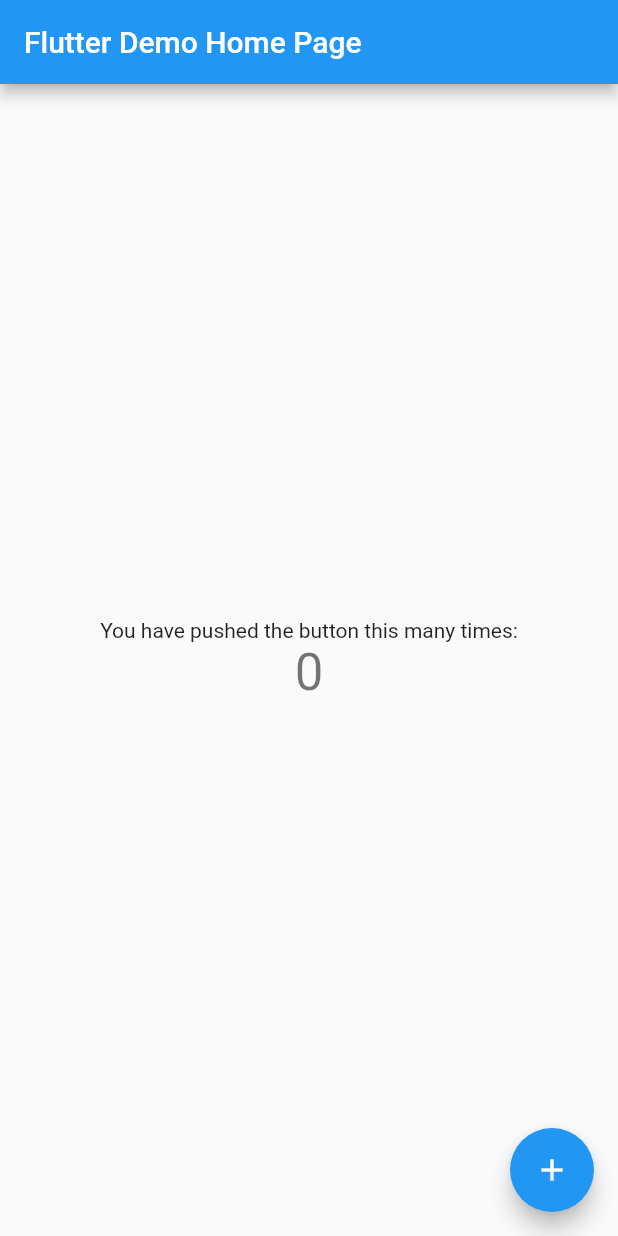
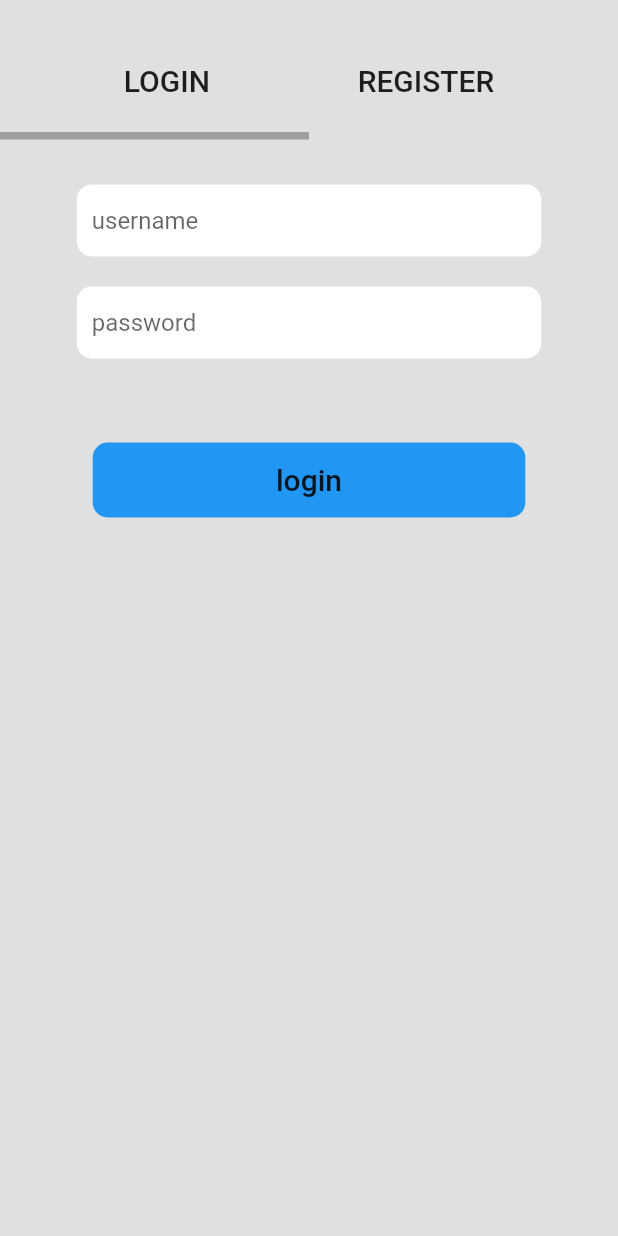
Before and after one commit to muchirajunior/housing, a Flutter app: the screen it shows after launch, on a phone screen of 412 x 824 dp. Run offline on Flutter 3.47's test engine with Material 2 defaults, Android fonts, the phone set to English and light mode, and no system bars.

Commit message:
setup login and register ui complete :gear:

```diff
--- a/lib/main.dart
+++ b/lib/main.dart
@@ -1,113 +1,27 @@
 import 'package:flutter/material.dart';
+import 'package:housing/screens/launcher.dart';
+import 'package:housing/screens/signup.dart';
 
 void main() {
   runApp(MyApp());
 }
 
 class MyApp extends StatelessWidget {
-  // This widget is the root of your application.
+
   @override
   Widget build(BuildContext context) {
     return MaterialApp(
-      title: 'Flutter Demo',
+      title: 'Housing',
       theme: ThemeData(
-        // This is the theme of your application.
-        //
-        // Try running your application with "flutter run". You'll see the
-        // application has a blue toolbar. Then, without quitting the app, try
-        // changing the primarySwatch below to Colors.green and then invoke
-        // "hot reload" (press "r" in the console where you ran "flutter run",
-        // or simply save your changes to "hot reload" in a Flutter IDE).
-        // Notice that the counter didn't reset back to zero; the application
-        // is not restarted.
+
         primarySwatch: Colors.blue,
       ),
-      home: MyHomePage(title: 'Flutter Demo Home Page'),
+
+      routes: {
+        '/':(context)=>Launcher(),
+        '/signup':(context)=>SignUp()
+      },
+
     );
   }
 }
-
-class MyHomePage extends StatefulWidget {
-  MyHomePage({Key? key, required this.title}) : super(key: key);
-
-  // This widget is the home page of your application. It is stateful, meaning
-  // that it has a State object (defined below) that contains fields that affect
-  // how it looks.
-
-  // This class is the configuration for the state. It holds the values (in this
-  // case the title) provided by the parent (in this case the App widget) and
-  // used by the build method of the State. Fields in a Widget subclass are
-  // always marked "final".
-
-  final String title;
-
-  @override
-  _MyHomePageState createState() => _MyHomePageState();
-}
-
-class _MyHomePageState extends State<MyHomePage> {
-  int _counter = 0;
-
-  void _incrementCounter() {
-    setState(() {
-      // This call to setState tells the Flutter framework that something has
-      // changed in this State, which causes it to rerun the build method below
-      // so that the display can reflect the updated values. If we changed
-      // _counter without calling setState(), then the build method would not be
-      // called again, and so nothing would appear to happen.
-      _counter++;
-    });
-  }
-
-  @override
-  Widget build(BuildContext context) {
-    // This method is rerun every time setState is called, for instance as done
-    // by the _incrementCounter method above.
-    //
-    // The Flutter framework has been optimized to make rerunning build methods
-    // fast, so that you can just rebuild anything that needs updating rather
-    // than having to individually change instances of widgets.
-    return Scaffold(
-      appBar: AppBar(
-        // Here we take the value from the MyHomePage object that was created by
-        // the App.build method, and use it to set our appbar title.
-        title: Text(widget.title),
-      ),
-      body: Center(
-        // Center is a layout widget. It takes a single child and positions it
-        // in the middle of the parent.
-        child: Column(
-          // Column is also a layout widget. It takes a list of children and
-          // arranges them vertically. By default, it sizes itself to fit its
-          // children horizontally, and tries to be as tall as its parent.
-          //
-          // Invoke "debug painting" (press "p" in the console, choose the
-          // "Toggle Debug Paint" action from the Flutter Inspector in Android
-          // Studio, or the "Toggle Debug Paint" command in Visual Studio Code)
-          // to see the wireframe for each widget.
-          //
-          // Column has various properties to control how it sizes itself and
-          // how it positions its children. Here we use mainAxisAlignment to
-          // center the children vertically; the main axis here is the vertical
-          // axis because Columns are vertical (the cross axis would be
-          // horizontal).
-          mainAxisAlignment: MainAxisAlignment.center,
-          children: <Widget>[
-            Text(
-              'You have pushed the button this many times:',
-            ),
-            Text(
-              '$_counter',
-              style: Theme.of(context).textTheme.headline4,
-            ),
-          ],
-        ),
-      ),
-      floatingActionButton: FloatingActionButton(
-        onPressed: _incrementCounter,
-        tooltip: 'Increment',
-        child: Icon(Icons.add),
-      ), // This trailing comma makes auto-formatting nicer for build methods.
-    );
-  }
-}
--- /dev/null
+++ b/lib/screens/signup.dart
@@ -0,0 +1,134 @@
+import 'package:flutter/material.dart';
+import 'package:housing/screens/components.dart';
+
+class SignUp extends StatefulWidget {
+  const SignUp({ Key? key }) : super(key: key);
+
+  @override
+  _SignUpState createState() => _SignUpState();
+}
+
+class _SignUpState extends State<SignUp> {
+
+  var page='login';
+
+  tabController(){
+    setState(() {
+      if (page=='login') page='register';
+      else page='login';
+    });
+  }
+
+  TextEditingController name=TextEditingController();
+  TextEditingController username=TextEditingController();
+  TextEditingController pass=TextEditingController();
+  TextEditingController confirmPass=TextEditingController();
+  var _choosenValue;
+
+   signUp(){
+     print(_choosenValue);
+   print(username.text);
+   print(pass.text);
+
+  }
+
+
+
+  @override
+  Widget build(BuildContext context) {
+    final screen=MediaQuery.of(context).size;
+
+    return Scaffold(
+      backgroundColor: Colors.grey[300],
+      body: SafeArea(
+        child: SingleChildScrollView(
+          child: Column(
+            crossAxisAlignment: CrossAxisAlignment.center,
+            children: <Widget>[
+
+              SizedBox(height: 30,),
+
+              Row(
+                mainAxisAlignment: MainAxisAlignment.spaceEvenly,
+                children: <Widget>[
+                  signupTabButton("LOGIN", tabController),
+                  signupTabButton("REGISTER", tabController)
+                ],
+              ),
+
+            SizedBox(height: 10,),
+             AnimatedAlign(alignment: page=='login' ? Alignment.centerLeft : Alignment.centerRight,
+              duration: Duration(seconds: 1),
+              child: Container(
+                color: Colors.grey,
+                height: 5,
+                width: screen.width*0.5,
+              ),
+              ),
+
+              SizedBox(height: 20,),
+
+              Container(
+                width: screen.width*0.8,
+                child: page=='login' ? loginContainer(username, pass) : registerContainer(name, username, pass, confirmPass),
+              ),
+
+
+
+              page=='register' ? Container(
+                    width: screen.width*0.76,
+                      decoration: BoxDecoration(
+                      color: Colors.white,
+                      borderRadius: BorderRadius.circular(10)),
+
+                      child:   DropdownButton<String>(
+                      focusColor:Colors.white,
+                      value: _choosenValue,
+                      isExpanded: true,
+                      //elevation: 5,
+                      style: TextStyle(color: Colors.white),
+                      iconEnabledColor:Colors.black,
+                      items: <String>[
+                        'landlord',
+                        'tenant'
+                      ].map<DropdownMenuItem<String>>((String value) {
+                        return DropdownMenuItem<String>(
+                          value: value,
+                          child: Text(value,style:TextStyle(color:Colors.black),),
+                        );
+                      }).toList(),
+                      hint:Text(
+                        "Please choose a cartegory",
+                        style: TextStyle(
+                            color: Colors.black,
+                            fontSize: 14,
+                            fontWeight: FontWeight.w500),
+                      ),
+                      onChanged: (String? value) {
+                      setState(() {
+                          _choosenValue = value;
+                        });
+                      },
+                    ),
+                  ) : Text(''),
+
+
+              SizedBox(height: 30,),
+
+              Container(
+                width: screen.width*0.7,
+                height: 50,
+                decoration: BoxDecoration(
+                  color: Colors.blue,
+                  borderRadius: BorderRadius.circular(10)),
+                child: signupTabButton(page, signUp)
+              )
+
+            ],
+          ),
+        ),
+      )
+
+    );
+  }
+}
```
Also changed, not shown: lib/screens/components.dart (added, +93 -0 lines), lib/screens/launcher.dart (added, +22 -0 lines), lib/screens/home.dart (added), lib/services/services.dart (added), lib/services/utils.dart (added), 3 other files.
